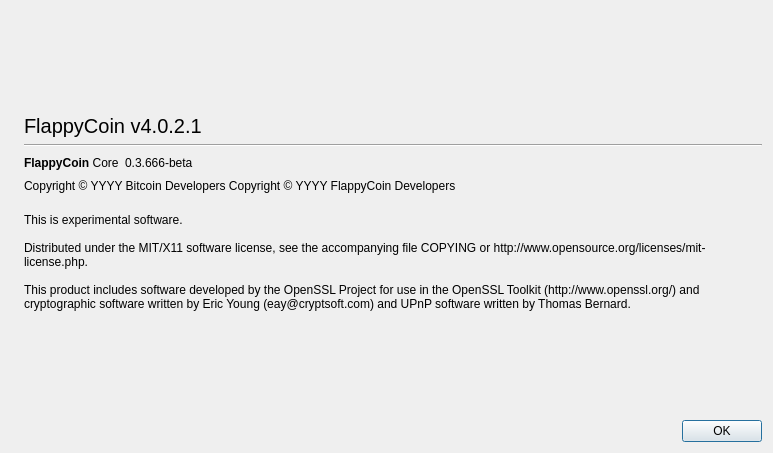
Qt form src/qt/forms/aboutdialog.ui (FlappycoinDEV/flappycoin) before a commit.
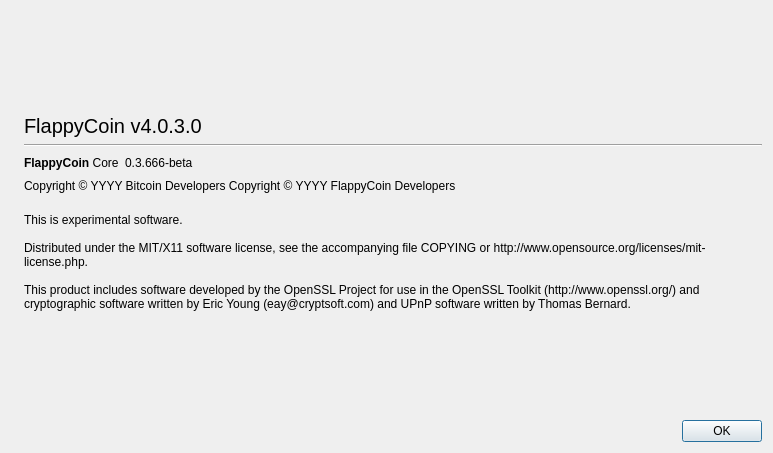
The same form after that commit. Icons and pictures are not drawn.

What changed in the file:
```diff
--- a/src/qt/forms/aboutdialog.ui
+++ b/src/qt/forms/aboutdialog.ui
@@ -52,7 +52,7 @@
           </font>
          </property>
          <property name="text">
-          <string>FlappyCoin v4.0.2.1</string>
+          <string>FlappyCoin v4.0.3.0</string>
          </property>
         </widget>
        </item>
```
